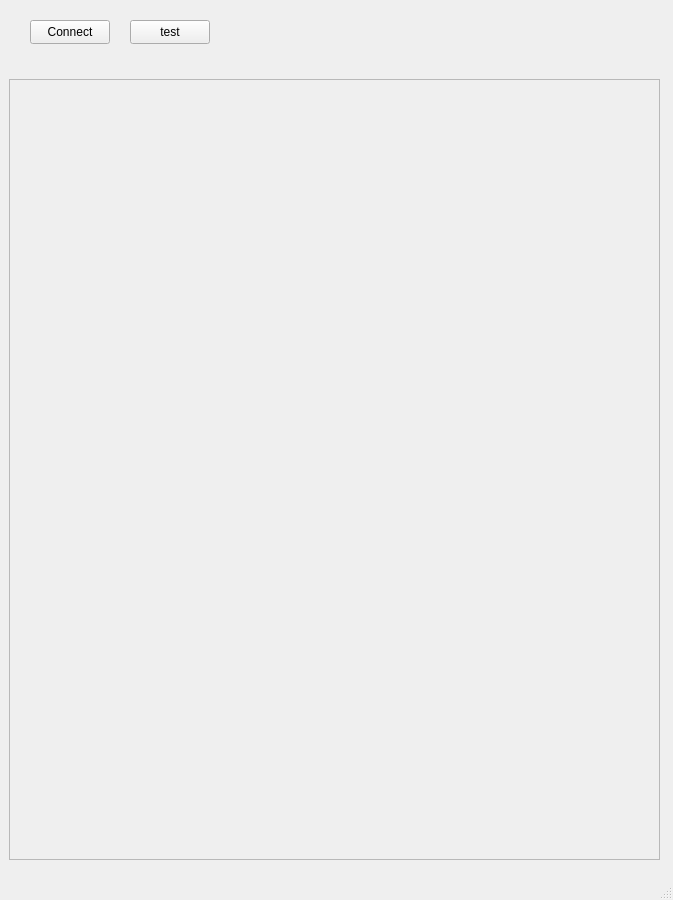
The window that front_office/mainwindow.ui (Tristan-Le-Bars/NetWatch) describes before a commit, drawn with Qt 5.
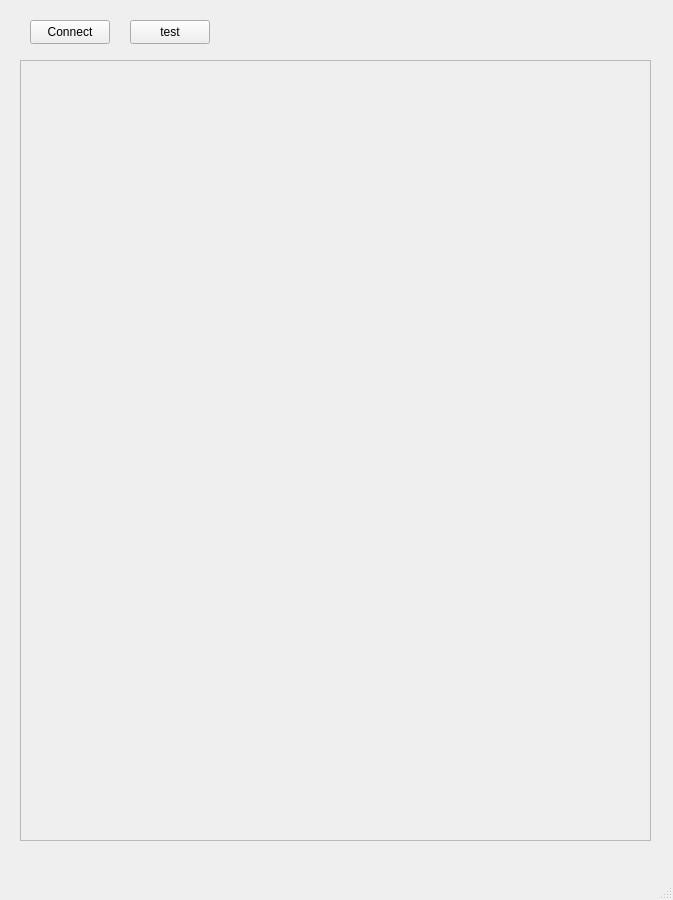
The same window after the commit.

Commit message: [ADD] - Functional scrollArea

The edit to the form file:
```diff
--- a/front_office/mainwindow.ui
+++ b/front_office/mainwindow.ui
@@ -27,50 +27,6 @@
      <string>Connect</string>
     </property>
    </widget>
-   <widget class="QScrollArea" name="scrollArea">
-    <property name="geometry">
-     <rect>
-      <x>9</x>
-      <y>79</y>
-      <width>651</width>
-      <height>781</height>
-     </rect>
-    </property>
-    <property name="widgetResizable">
-     <bool>true</bool>
-    </property>
-    <widget class="QWidget" name="scrollAreaWidgetContents">
-     <property name="geometry">
-      <rect>
-       <x>0</x>
-       <y>0</y>
-       <width>649</width>
-       <height>779</height>
-      </rect>
-     </property>
-     <widget class="QWidget" name="widget" native="true">
-      <property name="geometry">
-       <rect>
-        <x>0</x>
-        <y>0</y>
-        <width>651</width>
-        <height>781</height>
-       </rect>
-      </property>
-      <widget class="QWidget" name="verticalLayoutWidget">
-       <property name="geometry">
-        <rect>
-         <x>0</x>
-         <y>0</y>
-         <width>651</width>
-         <height>781</height>
-        </rect>
-       </property>
-       <layout class="QVBoxLayout" name="servers_layout"/>
-      </widget>
-     </widget>
-    </widget>
-   </widget>
    <widget class="QPushButton" name="test_button">
     <property name="geometry">
      <rect>
@@ -84,6 +40,56 @@
      <string>test</string>
     </property>
    </widget>
+   <widget class="QWidget" name="horizontalLayoutWidget">
+    <property name="geometry">
+     <rect>
+      <x>20</x>
+      <y>60</y>
+      <width>631</width>
+      <height>781</height>
+     </rect>
+    </property>
+    <layout class="QHBoxLayout" name="mainLayout">
+     <item>
+      <widget class="QScrollArea" name="scrollArea">
+       <property name="widgetResizable">
+        <bool>true</bool>
+       </property>
+       <widget class="QWidget" name="scrollAreaWidgetContents">
+        <property name="geometry">
+         <rect>
+          <x>0</x>
+          <y>0</y>
+          <width>627</width>
+          <height>777</height>
+         </rect>
+        </property>
+        <widget class="QWidget" name="widget" native="true">
+         <property name="geometry">
+          <rect>
+           <x>0</x>
+           <y>0</y>
+           <width>651</width>
+           <height>781</height>
+          </rect>
+         </property>
+         <widget class="QWidget" name="verticalLayoutWidget">
+          <property name="geometry">
+           <rect>
+            <x>0</x>
+            <y>0</y>
+            <width>631</width>
+            <height>781</height>
+           </rect>
+          </property>
+          <layout class="QVBoxLayout" name="servers_layout"/>
+         </widget>
+        </widget>
+       </widget>
+      </widget>
+     </item>
+    </layout>
+   </widget>
   </widget>
   <widget class="QStatusBar" name="statusbar"/>
  </widget>
```
The commit also changes 462 other files.
